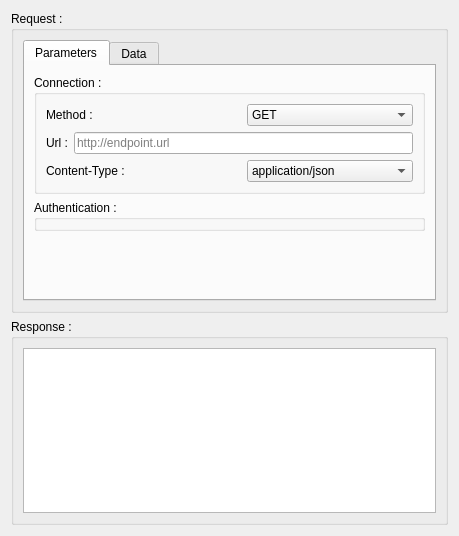
This is BleachUI/BleachUI/ui/EndpointNodeUi.ui in fatehmtd/RequestFlow as Qt 5 draws it before an edit. The edited form follows.
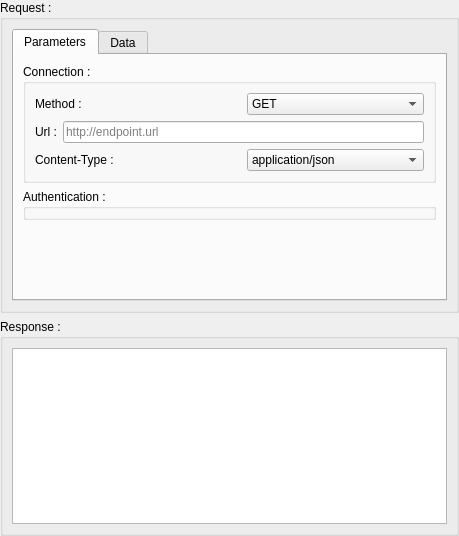
This is the edited form.

Commit message: Better looking nodes, title and slot texts

Patch:
```diff
--- a/BleachUI/BleachUI/ui/EndpointNodeUi.ui
+++ b/BleachUI/BleachUI/ui/EndpointNodeUi.ui
@@ -14,6 +14,18 @@
    <string>EndpointNode</string>
   </property>
   <layout class="QGridLayout" name="gridLayout_7">
+   <property name="leftMargin">
+    <number>0</number>
+   </property>
+   <property name="topMargin">
+    <number>0</number>
+   </property>
+   <property name="rightMargin">
+    <number>0</number>
+   </property>
+   <property name="bottomMargin">
+    <number>0</number>
+   </property>
    <item row="0" column="0">
     <widget class="QGroupBox" name="groupBox_3">
      <property name="title">
```
The commit also changes 9 other files.
